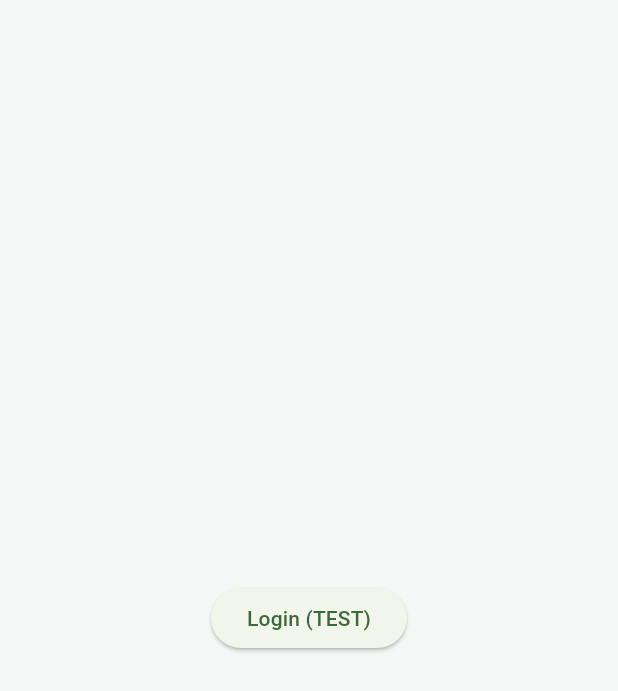
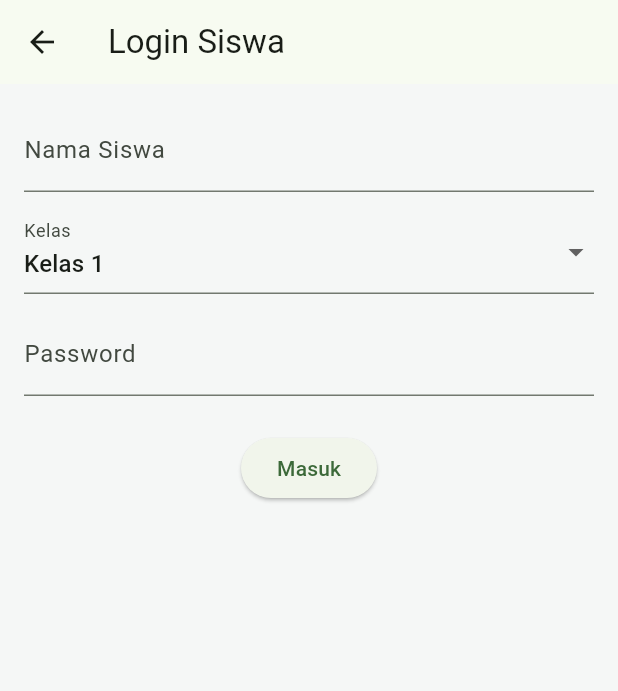
Before and after one commit to ideahousetech-pey/buku-saku-ramadhan, a Flutter app: the LoginSiswaPage screen opened directly, on a phone screen of 412 x 824 dp. Shown: the top 691 px of the screen. Run offline on Flutter 3.47's test engine with Material 3 defaults, Android fonts, the phone set to English and light mode, and no system bars; our stand-ins replace cloud_firestore, firebase_auth, firebase_core, flutter_compass, flutter_local_notifications, geolocator and 5 more; missing offline and left inert: excel; accounts and stored records are empty; network calls fail; Roboto replaces fonts that are missing (Poppins).

Commit message:
fix: prevent null crash on login and stabilize Firebase flow

```diff
--- a/lib/auth/login_siswa_page.dart
+++ b/lib/auth/login_siswa_page.dart
@@ -1,52 +1,63 @@
 import 'package:flutter/material.dart';
 import 'package:firebase_auth/firebase_auth.dart';
 import 'package:cloud_firestore/cloud_firestore.dart';
-import 'package:flutter/foundation.dart' show kIsWeb;
 
 import '../pages/checklist_siswa_page.dart';
 import '../pages/rekap_guru_page.dart';
 
-class LoginSiswaPage extends StatelessWidget {
+class LoginSiswaPage extends StatefulWidget {
   const LoginSiswaPage({super.key});
 
-  Future<void> login(
-    BuildContext context,
-    String email,
-    String password,
-  ) async {
-    if (kIsWeb) {
-      ScaffoldMessenger.of(context).showSnackBar(
-        const SnackBar(
-          content: Text('Login hanya tersedia di Android'),
-        ),
-      );
-      return;
-    }
+  @override
+  State<LoginSiswaPage> createState() => _LoginSiswaPageState();
+}
+
+class _LoginSiswaPageState extends State<LoginSiswaPage> {
+  final _namaController = TextEditingController();
+  final _passwordController = TextEditingController();
+  String _kelas = '1';
+
+  bool _loading = false;
+
+  Future<void> _login() async {
+    setState(() => _loading = true);
 
     try {
-      final userCredential = await FirebaseAuth.instance
-          .signInWithEmailAndPassword(
-        email: email,
-        password: password,
-      );
+      final credential =
+          await FirebaseAuth.instance.signInAnonymously();
 
-      final uid = userCredential.user!.uid;
-
-      final snap = await FirebaseFirestore.instance
-          .collection('users')
-          .doc(uid)
-          .get();
-
-      if (!snap.exists) {
-        throw Exception('Data user tidak ditemukan');
+      final user = credential.user;
+      if (user == null) {
+        throw Exception('User tidak valid');
       }
 
-      final data = snap.data()!;
+      final uid = user.uid;
+
+      final doc = FirebaseFirestore.instance
+          .collection('users')
+          .doc(uid);
+
+      final snap = await doc.get();
+
+      /// 🔥 JIKA USER BELUM ADA → BUATKAN
+      if (!snap.exists) {
+        await doc.set({
+          'nama': _namaController.text,
+          'kelas': _kelas,
+          'role': 'siswa',
+        });
+      }
+
+      final data = (await doc.get()).data();
+      if (data == null) {
+        throw Exception('Data user kosong');
+      }
+
       final role = data['role'] ?? 'siswa';
       final kelas = data['kelas'] ?? '';
       final nama = data['nama'] ?? '';
 
-      if (!context.mounted) return;
+      if (!mounted) return;
 
       if (role == 'guru') {
         Navigator.pushReplacement(
@@ -68,26 +79,59 @@ class LoginSiswaPage extends StatelessWidget {
         );
       }
     } catch (e) {
-      if (!context.mounted) return;
+      if (!mounted) return;
 
       ScaffoldMessenger.of(context).showSnackBar(
-        SnackBar(
-          content: Text('Login gagal: ${e.toString()}'),
-        ),
+        SnackBar(content: Text(e.toString())),
       );
+    } finally {
+      if (mounted) setState(() => _loading = false);
     }
   }
 
   @override
   Widget build(BuildContext context) {
     return Scaffold(
-      body: Center(
-        child: ElevatedButton(
-          onPressed: () {
-            // 🔴 Contoh testing
-            login(context, 'test@email.com', 'password123');
-          },
-          child: const Text('Login (TEST)'),
+      appBar: AppBar(title: const Text('Login Siswa')),
+      body: Padding(
+        padding: const EdgeInsets.all(16),
+        child: Column(
+          children: [
+            TextField(
+              controller: _namaController,
+              decoration: const InputDecoration(
+                labelText: 'Nama Siswa',
+              ),
+            ),
+            const SizedBox(height: 12),
+            DropdownButtonFormField<String>(
+              value: _kelas,
+              items: List.generate(
+                6,
+                (i) => DropdownMenuItem(
+                  value: '${i + 1}',
+                  child: Text('Kelas ${i + 1}'),
+                ),
+              ),
+              onChanged: (v) => setState(() => _kelas = v!),
+              decoration:
+                  const InputDecoration(labelText: 'Kelas'),
+            ),
+            const SizedBox(height: 12),
+            TextField(
+              controller: _passwordController,
+              obscureText: true,
+              decoration:
+                  const InputDecoration(labelText: 'Password'),
+            ),
+            const SizedBox(height: 24),
+            _loading
+                ? const CircularProgressIndicator()
+                : ElevatedButton(
+                    onPressed: _login,
+                    child: const Text('Masuk'),
+                  ),
+          ],
         ),
       ),
     );
```
